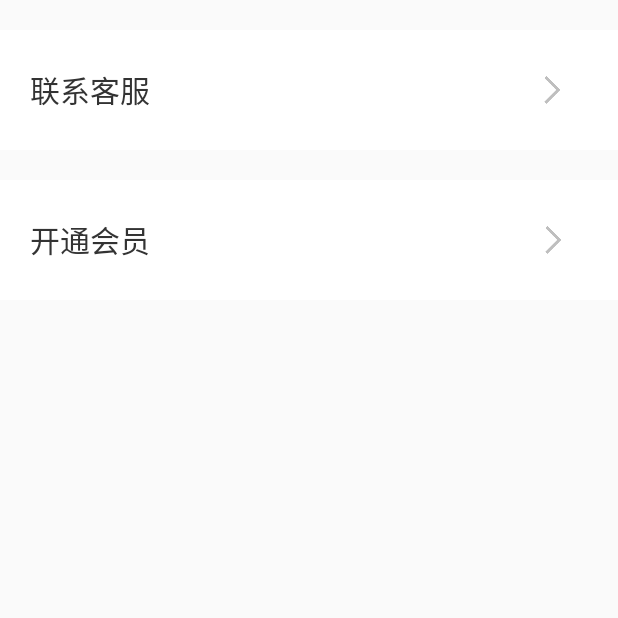
After one commit to LionelWang-wx/SmartAgriculturePlus, an Android app: the fragment MoreServiceFragment shown on its own in the app's theme, on a phone screen of 412 x 824 dp, the top half of it. The commit adds this screen. Run offline under Robolectric (Android 15) with nearby library versions, the phone set to English and light mode, and no system bars; our stand-ins replace CircleImageView.

Commit message:
返回操作_谭运程

```diff
--- a/app/src/main/java/com/myapp/smartagricultureplus/Fragment/Home_Fragment.java
+++ b/app/src/main/java/com/myapp/smartagricultureplus/Fragment/Home_Fragment.java
@@ -500,6 +500,7 @@ public class Home_Fragment extends Fragment implements View.OnClickListener {
 
 
             case R.id.cv_home_headlight: //大灯
+
                 break;
             case R.id.cv_home_fast_fan: //排风扇
                 break;
--- /dev/null
+++ b/app/src/main/java/com/myapp/smartagricultureplus/OtherFragment/MoreServiceFragment.java
@@ -0,0 +1,25 @@
+package com.myapp.smartagricultureplus.OtherFragment;
+
+import android.os.Bundle;
+import android.view.LayoutInflater;
+import android.view.View;
+import android.view.ViewGroup;
+
+import androidx.fragment.app.Fragment;
+
+import com.myapp.smartagricultureplus.R;
+
+public class MoreServiceFragment extends Fragment {
+    @Override
+    public void onCreate(Bundle savedInstanceState) {
+        super.onCreate(savedInstanceState);
+
+    }
+
+    @Override
+    public View onCreateView(LayoutInflater inflater, ViewGroup container,
+                             Bundle savedInstanceState) {
+        // Inflate the layout for this fragment
+        return inflater.inflate(R.layout.fragment_more_service, container, false);
+    }
+}
--- a/app/src/main/res/layout/fragment_blank.xml
+++ b/app/src/main/res/layout/fragment_blank.xml
@@ -237,11 +237,12 @@
             android:layout_height="55dp"
             android:layout_gravity="center"
             app:cardCornerRadius="38dp">
+
             <de.hdodenhof.circleimageview.CircleImageView
-                android:layout_width="45dp"
+                android:layout_width="41dp"
                 android:layout_height="45dp"
                 android:layout_gravity="center"
-                android:src="@mipmap/img_quick_sluice_open"/>
+                android:src="@mipmap/img_quick_sluice_open" />
         </androidx.cardview.widget.CardView>
 
 
--- a/app/src/main/res/layout/fragment_me_.xml
+++ b/app/src/main/res/layout/fragment_me_.xml
@@ -55,6 +55,7 @@
             </LinearLayout>
 </RelativeLayout>
     <LinearLayout
+        android:id="@+id/ll_green_house"
         android:orientation="horizontal"
         android:layout_marginTop="20dp"
         android:background="@color/background"
@@ -175,6 +176,7 @@
         </LinearLayout>
     </LinearLayout>
     <LinearLayout
+        android:id="@+id/ll_moreservice"
         android:orientation="horizontal"
         android:background="@color/white"
         android:layout_width="match_parent"
--- /dev/null
+++ b/app/src/main/res/layout/fragment_more_service.xml
@@ -0,0 +1,59 @@
+<?xml version="1.0" encoding="utf-8"?>
+<LinearLayout xmlns:android="http://schemas.android.com/apk/res/android"
+    android:layout_width="match_parent"
+    android:orientation="vertical"
+    android:layout_height="match_parent">
+
+    <LinearLayout
+        android:layout_marginTop="20dp"
+        android:background="@color/white"
+        android:layout_width="match_parent"
+        android:layout_height="80dp">
+
+        <TextView
+            android:gravity="left"
+            android:layout_weight="9"
+            android:textSize="20sp"
+            android:layout_marginLeft="20dp"
+            android:textColor="@color/black"
+            android:layout_gravity="center"
+            android:text="联系客服"
+            android:layout_width="wrap_content"
+            android:layout_height="wrap_content"/>
+
+
+        <ImageView
+            android:gravity="center"
+            android:layout_weight="1"
+            android:layout_marginRight="20dp"
+            android:layout_width="20dp"
+            android:layout_height="20dp"
+            android:layout_gravity="center"
+            android:src="@mipmap/img_nextpage"/>
+    </LinearLayout>
+
+
+    <LinearLayout
+        android:layout_marginTop="20dp"
+        android:background="@color/white"
+        android:layout_width="match_parent"
+        android:layout_height="80dp">
+        <TextView
+            android:gravity="left"
+            android:layout_weight="1"
+            android:textSize="20sp"
+            android:layout_marginLeft="20dp"
+            android:textColor="@color/black"
+            android:layout_gravity="center"
+            android:text="开通会员"
+            android:layout_width="wrap_content"
+            android:layout_height="wrap_content"/>
+        <ImageView
+            android:layout_weight="0.1"
+            android:layout_marginRight="20dp"
+            android:layout_width="20dp"
+            android:layout_height="20dp"
+            android:layout_gravity="center"
+            android:src="@mipmap/img_nextpage"/>
+    </LinearLayout>
+</LinearLayout>
--- a/app/src/main/res/layout/fragment_setting.xml
+++ b/app/src/main/res/layout/fragment_setting.xml
@@ -14,6 +14,8 @@
         android:layout_width="match_parent"
         android:layout_height="50dp">
         <ImageView
+            android:layout_marginLeft="10dp"
+            android:id="@+id/iv_back"
             android:layout_marginRight="20dp"
             android:layout_width="20dp"
             android:layout_height="20dp"
```
Also changed, not shown: app/src/main/java/com/myapp/smartagricultureplus/Activity/OtherActivity.java (+29 -0 lines), app/src/main/java/com/myapp/smartagricultureplus/Fragment/Me_Fragment.java (+23 -1 lines), app/src/main/java/com/myapp/smartagricultureplus/OtherFragment/GreenHouseFragment.java (added, +25 -0 lines), app/src/main/java/com/myapp/smartagricultureplus/OtherFragment/SettingFragment.java (+28 -1 lines), app/src/main/res/layout/fragment_greenhouse.xml (added, +10 -0 lines).
